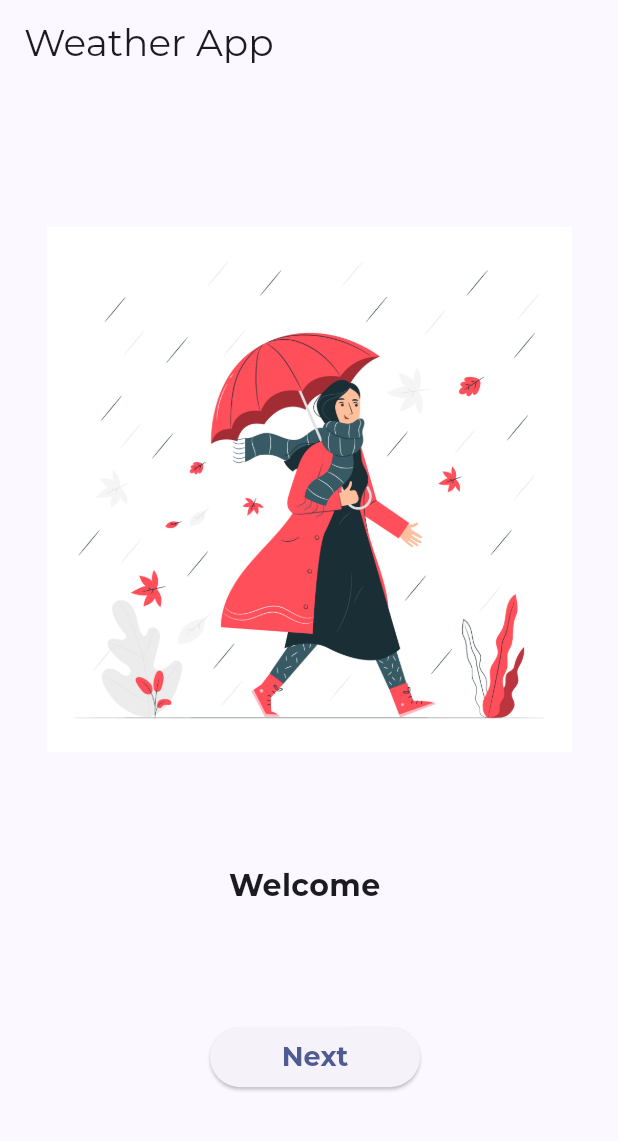
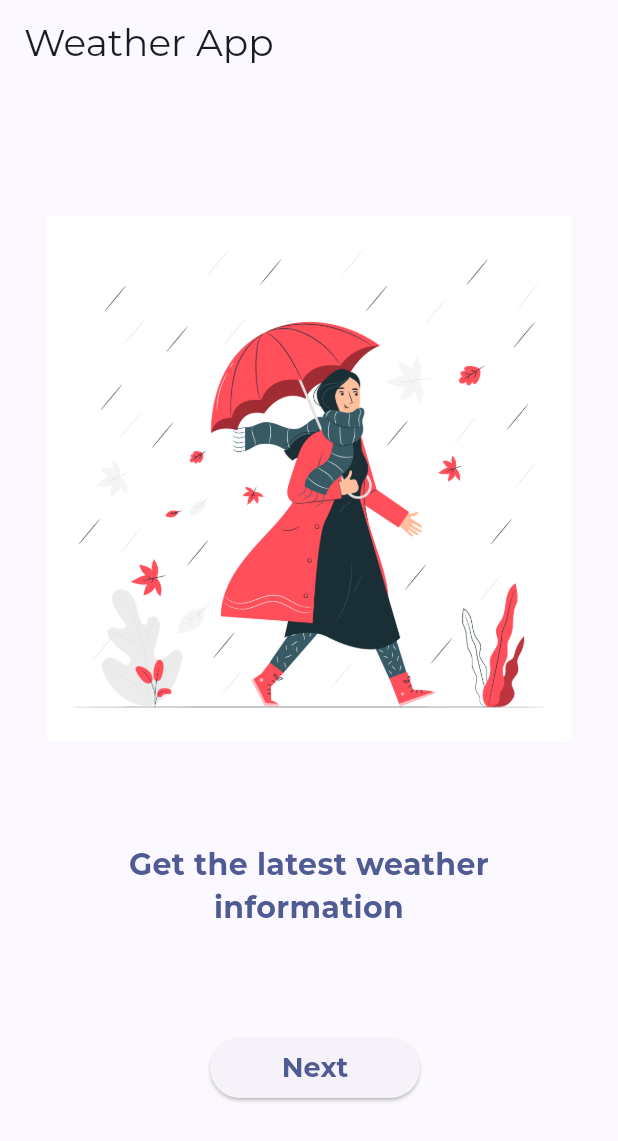
Before and after one commit to RH203/weather-app-flutter, a Flutter app: the screen it shows after launch, on a phone screen of 412 x 824 dp. Shown: the top 1141 px of the screen. Run offline on Flutter 3.47's test engine with Material 3 defaults, Android fonts, the phone set to English and light mode, and no system bars; our stand-ins replace google_fonts.

Commit message:
feat(update): update app.dart and welcome_page

```diff
--- a/lib/src/features/welcome/welcome_page.dart
+++ b/lib/src/features/welcome/welcome_page.dart
@@ -15,7 +15,11 @@ class _WelcomePageState extends State<WelcomePage> {
     "assets/images/waiting-rain.jpg",
     "assets/images/weather-concept.jpg"
   ];
-  var _textWelcome = ["Welcome ", "Hello", "Weather App"];
+  var _textWelcome = [
+    "Get the latest weather information",
+    "Find accurate and reliable weather forecasts",
+    "Start tracking the weather in your favorite places"
+  ];
 
   void _addAnimateImageAndTextWelcome() {
     setState(() {
@@ -56,6 +60,11 @@ class _WelcomePageState extends State<WelcomePage> {
               child: Text(
                 _textWelcome[_index],
                 key: ValueKey<int>(_index),
+                textAlign: TextAlign.center,
+                style: Theme.of(context)
+                    .textTheme
+                    .bodyMedium!
+                    .copyWith(color: Theme.of(context).colorScheme.primary),
               ),
             ),
             Row(
```
